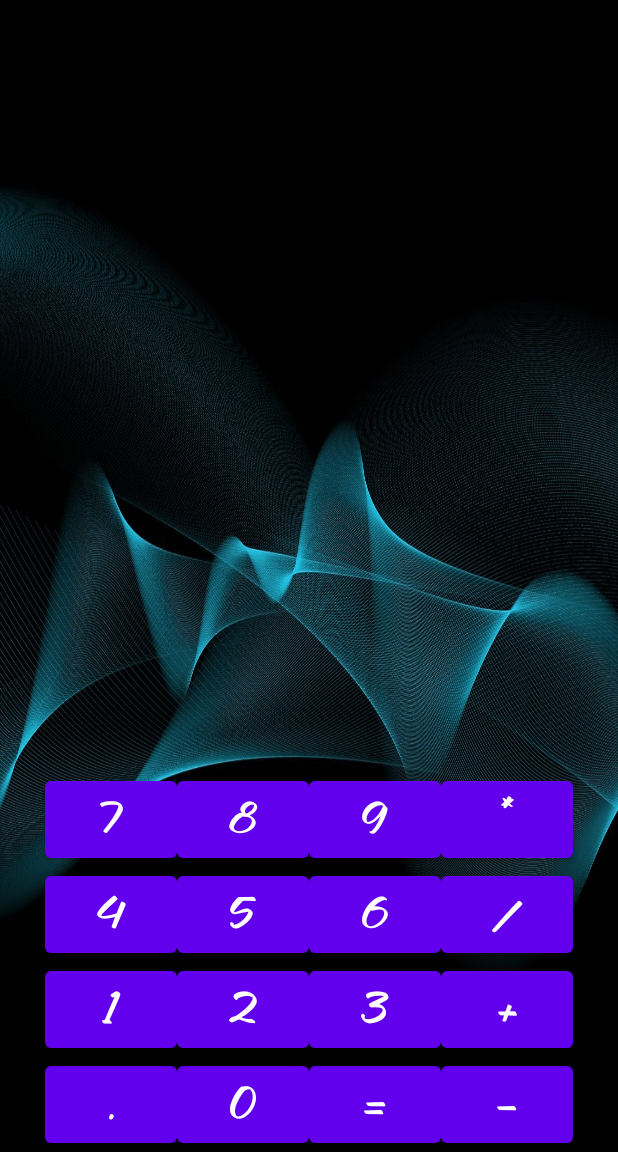
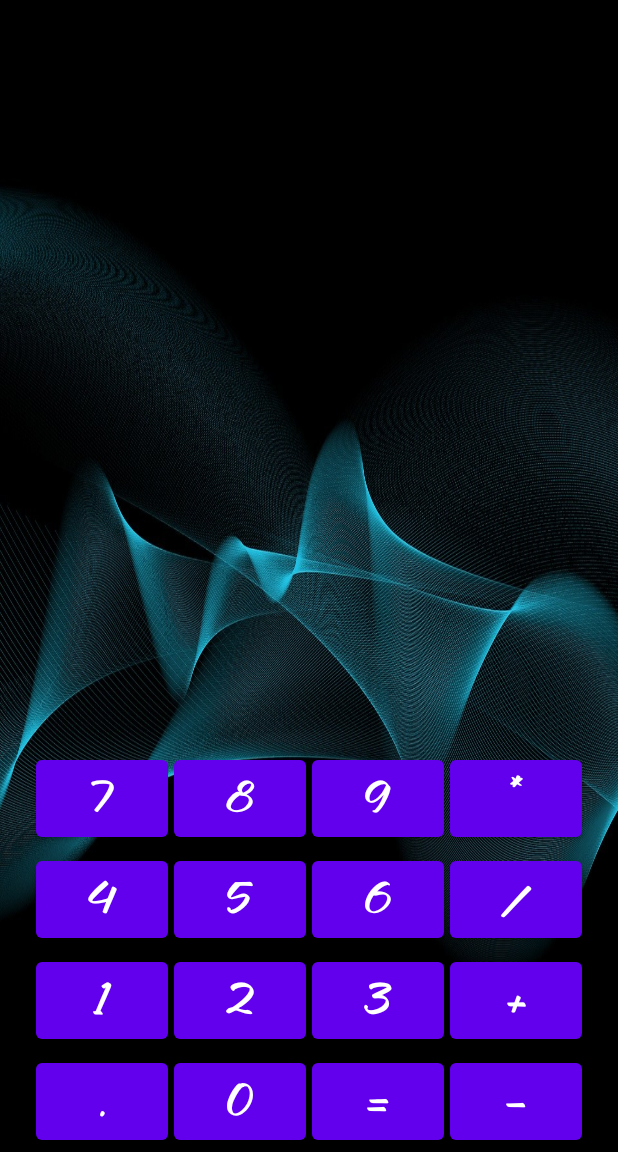
Before and after one commit to GrigorievaMN/Android_Studio, an Android app: the screen it shows after launch (CalculatorActivity), on a phone screen of 412 x 824 dp, the part 84-1236 px from its top. Run offline under Robolectric (Android 15) with nearby library versions, the phone set to English and light mode, and no system bars.

Commit message:
lesson_4 margin_button

```diff
--- a/lesson_3/app/src/main/res/layout/activity_calculator.xml
+++ b/lesson_3/app/src/main/res/layout/activity_calculator.xml
@@ -11,6 +11,7 @@
         android:id="@+id/button_7"
         android:layout_width="wrap_content"
         android:layout_height="wrap_content"
+        android:layout_margin="@dimen/margin_button"
         android:text="@string/_7"
         app:layout_constraintBottom_toTopOf="@+id/button_4"
         app:layout_constraintEnd_toStartOf="@id/button_8"
@@ -24,6 +25,7 @@
         android:id="@+id/button_8"
         android:layout_width="wrap_content"
         android:layout_height="wrap_content"
+        android:layout_margin="@dimen/margin_button"
         android:text="@string/_8"
         app:layout_constraintBottom_toTopOf="@+id/button_5"
         app:layout_constraintEnd_toStartOf="@id/button_9"
@@ -36,6 +38,7 @@
         android:id="@+id/button_9"
         android:layout_width="wrap_content"
         android:layout_height="wrap_content"
+        android:layout_margin="@dimen/margin_button"
         android:text="@string/_9"
         app:layout_constraintBottom_toTopOf="@+id/button_6"
         app:layout_constraintEnd_toStartOf="@+id/button_mult"
@@ -48,6 +51,7 @@
         android:id="@+id/button_mult"
         android:layout_width="wrap_content"
         android:layout_height="wrap_content"
+        android:layout_margin="@dimen/margin_button"
         android:text="@string/_mult"
         app:layout_constraintBottom_toTopOf="@+id/button_div"
         app:layout_constraintEnd_toEndOf="parent"
@@ -60,6 +64,7 @@
         android:id="@+id/button_4"
         android:layout_width="wrap_content"
         android:layout_height="wrap_content"
+        android:layout_margin="@dimen/margin_button"
         android:text="@string/_4"
         app:layout_constraintBottom_toTopOf="@id/button_1"
         app:layout_constraintEnd_toStartOf="@+id/button_5"
@@ -71,6 +76,7 @@
         android:id="@+id/button_5"
         android:layout_width="wrap_content"
         android:layout_height="wrap_content"
+        android:layout_margin="@dimen/margin_button"
         android:text="@string/_5"
         app:layout_constraintBottom_toTopOf="@id/button_2"
         app:layout_constraintEnd_toStartOf="@+id/button_6"
@@ -81,6 +87,7 @@
         android:id="@+id/button_6"
         android:layout_width="wrap_content"
         android:layout_height="wrap_content"
+        android:layout_margin="@dimen/margin_button"
         android:text="@string/_6"
         app:layout_constraintBottom_toTopOf="@id/button_3"
         app:layout_constraintEnd_toStartOf="@+id/button_div"
@@ -91,6 +98,7 @@
         android:id="@+id/button_div"
         android:layout_width="wrap_content"
         android:layout_height="wrap_content"
+        android:layout_margin="@dimen/margin_button"
         android:text="@string/_div"
         app:layout_constraintBottom_toTopOf="@+id/button_add"
         app:layout_constraintEnd_toEndOf="parent"
@@ -101,6 +109,7 @@
         android:id="@+id/button_1"
         android:layout_width="wrap_content"
         android:layout_height="wrap_content"
+        android:layout_margin="@dimen/margin_button"
         android:text="@string/_1"
         app:layout_constraintBottom_toTopOf="@id/button_point"
         app:layout_constraintEnd_toStartOf="@+id/button_2"
@@ -112,6 +121,7 @@
         android:id="@+id/button_2"
         android:layout_width="wrap_content"
         android:layout_height="wrap_content"
+        android:layout_margin="@dimen/margin_button"
         android:text="@string/_2"
         app:layout_constraintBottom_toTopOf="@id/button_0"
         app:layout_constraintEnd_toStartOf="@+id/button_3"
@@ -122,6 +132,7 @@
         android:id="@+id/button_3"
         android:layout_width="wrap_content"
         android:layout_height="wrap_content"
+        android:layout_margin="@dimen/margin_button"
         android:text="@string/_3"
         app:layout_constraintBottom_toTopOf="@+id/button_eq"
         app:layout_constraintEnd_toStartOf="@+id/button_add"
@@ -132,6 +143,7 @@
         android:id="@+id/button_add"
         android:layout_width="wrap_content"
         android:layout_height="wrap_content"
+        android:layout_margin="@dimen/margin_button"
         android:text="@string/_add"
         app:layout_constraintBottom_toTopOf="@+id/button_subst"
         app:layout_constraintEnd_toEndOf="parent"
@@ -142,6 +154,7 @@
         android:id="@+id/button_point"
         android:layout_width="wrap_content"
         android:layout_height="wrap_content"
+        android:layout_margin="@dimen/margin_button"
         android:text="@string/_point"
         app:layout_constraintBottom_toBottomOf="parent"
         app:layout_constraintEnd_toStartOf="@+id/button_0"
@@ -153,6 +166,7 @@
         android:id="@+id/button_0"
         android:layout_width="wrap_content"
         android:layout_height="wrap_content"
+        android:layout_margin="@dimen/margin_button"
         android:text="@string/_0"
         app:layout_constraintBottom_toBottomOf="parent"
         app:layout_constraintEnd_toStartOf="@+id/button_eq"
@@ -163,6 +177,7 @@
         android:id="@+id/button_eq"
         android:layout_width="wrap_content"
         android:layout_height="wrap_content"
+        android:layout_margin="@dimen/margin_button"
         android:text="@string/_equals"
         app:layout_constraintBottom_toBottomOf="parent"
         app:layout_constraintEnd_toStartOf="@+id/button_subst"
@@ -174,6 +189,7 @@
         android:id="@+id/button_subst"
         android:layout_width="wrap_content"
         android:layout_height="wrap_content"
+        android:layout_margin="@dimen/margin_button"
         android:text="@string/_subst"
         app:layout_constraintBottom_toBottomOf="parent"
         app:layout_constraintEnd_toEndOf="parent"
--- a/lesson_3/app/src/main/res/values/styles.xml
+++ b/lesson_3/app/src/main/res/values/styles.xml
@@ -3,7 +3,6 @@
     <style name="CalcButton" parent="Widget.MaterialComponents.Button">
         <item name="android:fontFamily">@font/custom_font</item>
         <item name="android:textSize">@dimen/button_text</item>
-        <item name="android:layout_margin">@dimen/margin_button</item>
 
     </style>
 
```
